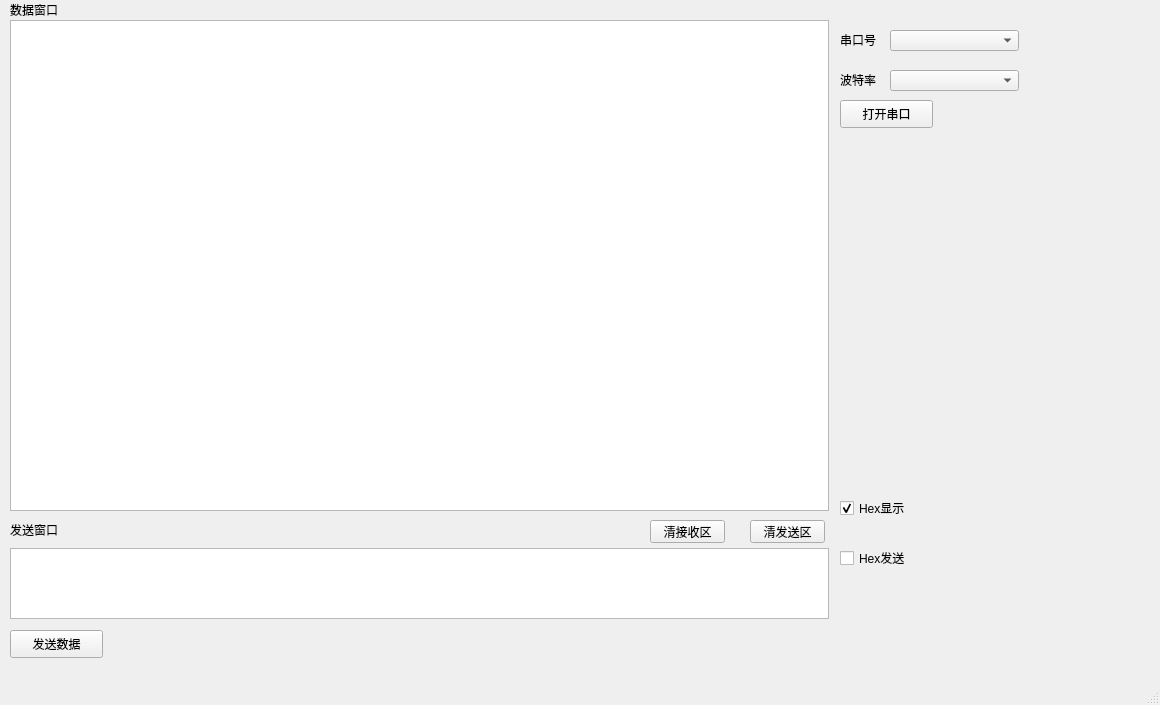
Old version of the form ser_prj/untitled.ui in the repository getBossMuchMoney/pyqt_serialTool.
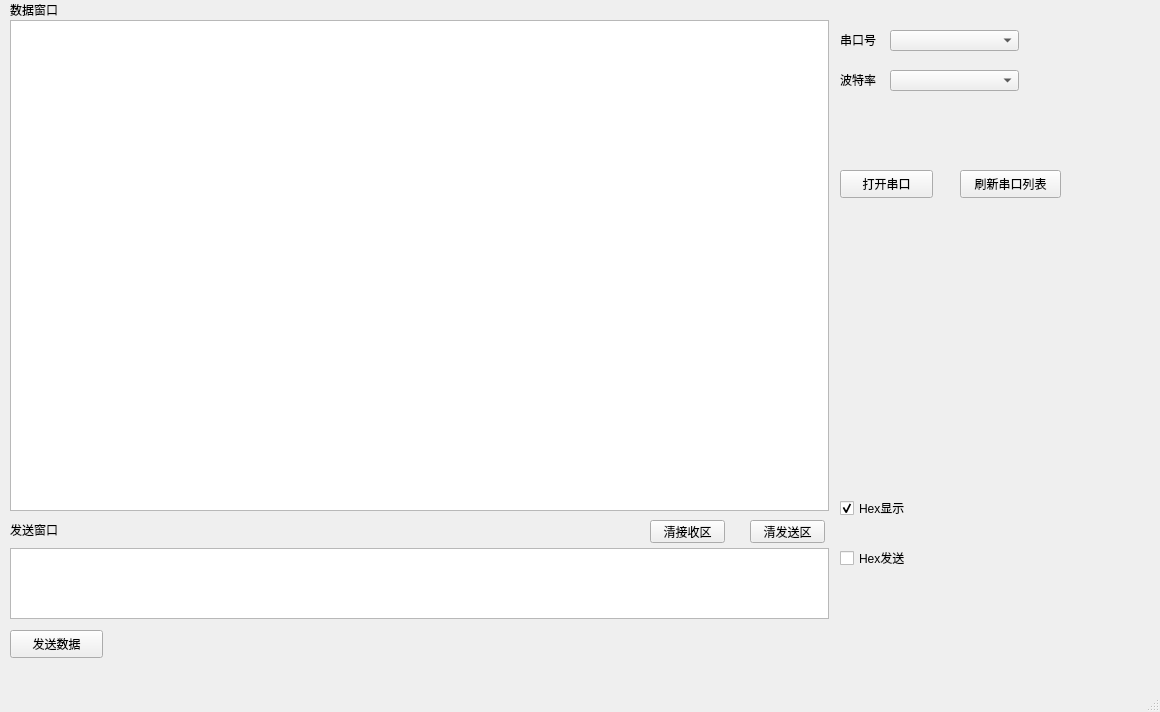
New version of the form.

Commit message: add refresh the comlist button and refresh comlist every 3seconds

Diff of the .ui file:
```diff
--- a/ser_prj/untitled.ui
+++ b/ser_prj/untitled.ui
@@ -7,7 +7,7 @@
     <x>0</x>
     <y>0</y>
     <width>1160</width>
-    <height>705</height>
+    <height>712</height>
    </rect>
   </property>
   <property name="windowTitle">
@@ -129,7 +129,7 @@
     <property name="geometry">
      <rect>
       <x>840</x>
-      <y>100</y>
+      <y>170</y>
       <width>93</width>
       <height>28</height>
      </rect>
@@ -199,6 +199,19 @@
      <string>清发送区</string>
     </property>
    </widget>
+   <widget class="QPushButton" name="ComReflash">
+    <property name="geometry">
+     <rect>
+      <x>960</x>
+      <y>170</y>
+      <width>101</width>
+      <height>28</height>
+     </rect>
+    </property>
+    <property name="text">
+     <string>刷新串口列表</string>
+    </property>
+   </widget>
   </widget>
   <widget class="QMenuBar" name="menubar">
    <property name="geometry">
```
Left out of the diff: 10 changed lines with no effect on the pictures. The commit also changes 3 other files.
